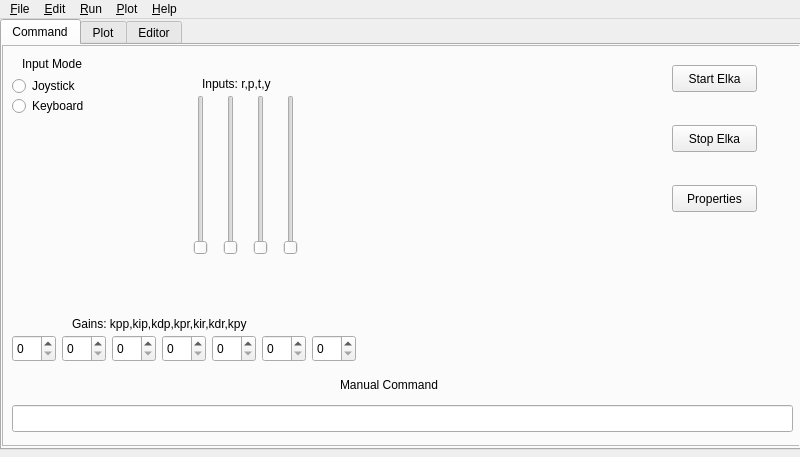
The window that radio_link/UI/ElkaControl/elkamainwindow.ui (han-so1omon/ElkaControl) describes before a commit, drawn with Qt 5.
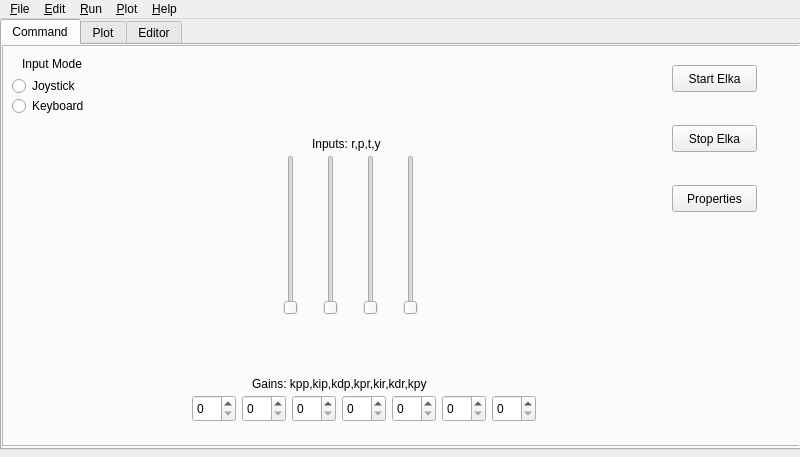
The same window after the commit.

```diff
--- a/radio_link/UI/ElkaControl/elkamainwindow.ui
+++ b/radio_link/UI/ElkaControl/elkamainwindow.ui
@@ -51,8 +51,8 @@
       <widget class="QSpinBox" name="gains_kpp">
        <property name="geometry">
         <rect>
-         <x>10</x>
-         <y>290</y>
+         <x>190</x>
+         <y>350</y>
          <width>44</width>
          <height>27</height>
         </rect>
@@ -61,8 +61,8 @@
       <widget class="QLabel" name="gains_label">
        <property name="geometry">
         <rect>
-         <x>70</x>
-         <y>270</y>
+         <x>250</x>
+         <y>330</y>
          <width>201</width>
          <height>17</height>
         </rect>
@@ -74,8 +74,8 @@
       <widget class="QSpinBox" name="gains_kip">
        <property name="geometry">
         <rect>
-         <x>60</x>
-         <y>290</y>
+         <x>240</x>
+         <y>350</y>
          <width>44</width>
          <height>27</height>
         </rect>
@@ -84,8 +84,8 @@
       <widget class="QSpinBox" name="gains_kdp">
        <property name="geometry">
         <rect>
-         <x>110</x>
-         <y>290</y>
+         <x>290</x>
+         <y>350</y>
          <width>44</width>
          <height>27</height>
         </rect>
@@ -94,8 +94,8 @@
       <widget class="QSpinBox" name="gains_kpr">
        <property name="geometry">
         <rect>
-         <x>160</x>
-         <y>290</y>
+         <x>340</x>
+         <y>350</y>
          <width>44</width>
          <height>27</height>
         </rect>
@@ -104,8 +104,8 @@
       <widget class="QSpinBox" name="gains_kir">
        <property name="geometry">
         <rect>
-         <x>210</x>
-         <y>290</y>
+         <x>390</x>
+         <y>350</y>
          <width>44</width>
          <height>27</height>
         </rect>
@@ -114,8 +114,8 @@
       <widget class="QSpinBox" name="gains_kdr">
        <property name="geometry">
         <rect>
-         <x>260</x>
-         <y>290</y>
+         <x>440</x>
+         <y>350</y>
          <width>44</width>
          <height>27</height>
         </rect>
@@ -124,8 +124,8 @@
       <widget class="QSpinBox" name="gains_kpy">
        <property name="geometry">
         <rect>
-         <x>310</x>
-         <y>290</y>
+         <x>490</x>
+         <y>350</y>
          <width>44</width>
          <height>27</height>
         </rect>
@@ -170,29 +170,6 @@
         <string>Keyboard</string>
        </property>
       </widget>
-      <widget class="QLineEdit" name="manual_input_line">
-       <property name="geometry">
-        <rect>
-         <x>10</x>
-         <y>360</y>
-         <width>781</width>
-         <height>27</height>
-        </rect>
-       </property>
-      </widget>
-      <widget class="QLabel" name="manual_input_label">
-       <property name="geometry">
-        <rect>
-         <x>338</x>
-         <y>330</y>
-         <width>111</width>
-         <height>20</height>
-        </rect>
-       </property>
-       <property name="text">
-        <string>Manual Command</string>
-       </property>
-      </widget>
       <widget class="QPushButton" name="stop_elka_button">
        <property name="geometry">
         <rect>
@@ -235,8 +212,8 @@
       <widget class="QSlider" name="thrust_slider">
        <property name="geometry">
         <rect>
-         <x>190</x>
-         <y>50</y>
+         <x>280</x>
+         <y>110</y>
          <width>18</width>
          <height>160</height>
         </rect>
@@ -248,8 +225,8 @@
       <widget class="QSlider" name="roll_slider">
        <property name="geometry">
         <rect>
-         <x>220</x>
-         <y>50</y>
+         <x>320</x>
+         <y>110</y>
          <width>18</width>
          <height>160</height>
         </rect>
@@ -261,8 +238,8 @@
       <widget class="QSlider" name="pitch_slider">
        <property name="geometry">
         <rect>
-         <x>250</x>
-         <y>50</y>
+         <x>360</x>
+         <y>110</y>
          <width>18</width>
          <height>160</height>
         </rect>
@@ -274,8 +251,8 @@
       <widget class="QSlider" name="yaw_slider">
        <property name="geometry">
         <rect>
-         <x>280</x>
-         <y>50</y>
+         <x>400</x>
+         <y>110</y>
          <width>18</width>
          <height>160</height>
         </rect>
@@ -287,8 +264,8 @@
       <widget class="QLabel" name="input_cmds_label">
        <property name="geometry">
         <rect>
-         <x>200</x>
-         <y>30</y>
+         <x>310</x>
+         <y>90</y>
          <width>81</width>
          <height>17</height>
         </rect>
@@ -422,6 +399,29 @@
        <bool>false</bool>
       </property>
      </widget>
+     <widget class="QLabel" name="manual_input_label">
+      <property name="geometry">
+       <rect>
+        <x>310</x>
+        <y>340</y>
+        <width>111</width>
+        <height>20</height>
+       </rect>
+      </property>
+      <property name="text">
+       <string>Manual Command</string>
+      </property>
+     </widget>
+     <widget class="QLineEdit" name="manual_input_line">
+      <property name="geometry">
+       <rect>
+        <x>10</x>
+        <y>360</y>
+        <width>781</width>
+        <height>27</height>
+       </rect>
+      </property>
+     </widget>
     </widget>
    </widget>
   </widget>
```
Left out of the diff: 55 changed lines with no effect on the pictures.
